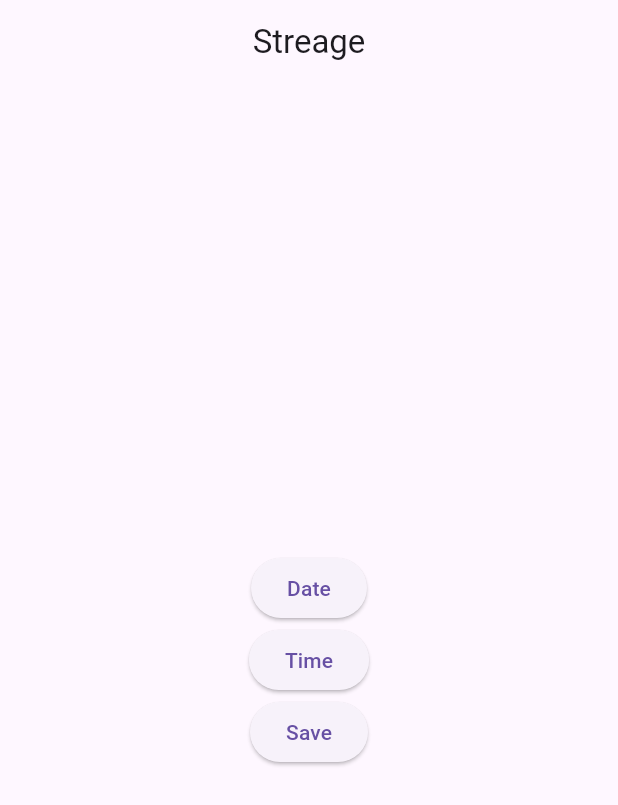
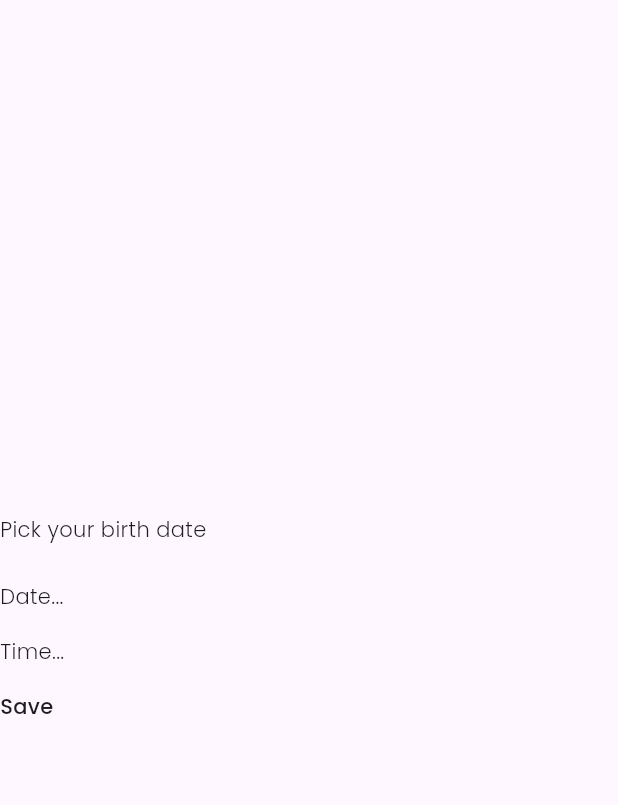
Before and after one commit to yayahc/streage, a Flutter app: the AgeForm screen opened by its route, after a tap on "Date", on a phone screen of 412 x 824 dp. Shown: the top 805 px of the screen. Run offline on Flutter 3.47's test engine with Material 3 defaults, Android fonts, the light colour scheme and no system bars; our stand-ins replace bloc, dartz, equatable, flutter_bloc, flutter_screenutil, gap and 5 more; missing offline and left inert: flutter_rounded_date_picker; accounts and stored records are empty; generated files the repository leaves out were written again.

Commit message:
start ui

```diff
--- /dev/null
+++ b/lib/core/extension/string_extension.dart
@@ -0,0 +1,26 @@
+import 'package:flutter/material.dart';
+import 'package:streage/core/ui/theme/typo/i_app_typography.dart';
+import 'package:streage/di.dart';
+
+extension StringExtension on String {
+  Text light() {
+    return Text(
+      this,
+      style: locator.get<IAppTypography>().light,
+    );
+  }
+
+  Text regular() {
+    return Text(
+      this,
+      style: locator.get<IAppTypography>().regular,
+    );
+  }
+
+  Text medium() {
+    return Text(
+      this,
+      style: locator.get<IAppTypography>().medium,
+    );
+  }
+}
--- /dev/null
+++ b/lib/features/age/presentation/screens/age_form.dart
@@ -0,0 +1,130 @@
+import 'package:flutter/material.dart';
+import 'package:flutter_rounded_date_picker/flutter_rounded_date_picker.dart';
+import 'package:go_router/go_router.dart';
+import 'package:intl/intl.dart';
+import 'package:streage/core/extension/context_extension.dart';
+import 'package:streage/core/extension/string_extension.dart';
+import 'package:streage/di.dart';
+import 'package:streage/features/age/presentation/cubit/age_cubit.dart';
+import 'package:streage/features/age/presentation/screens/home_screen.dart';
+import 'package:streage/router.dart';
+
+/// [TODO] Get inputs and save them to isarDB
+class AgeForm extends StatefulWidget {
+  const AgeForm({super.key});
+
+  @override
+  State<AgeForm> createState() => _AgeFormState();
+}
+
+class _AgeFormState extends State<AgeForm> {
+  final ValueNotifier<DateTime?> _dateNotifier = ValueNotifier(null);
+  final ValueNotifier<TimeOfDay?> _timeNotifier = ValueNotifier(null);
+
+  @override
+  void initState() {
+    super.initState();
+  }
+
+  @override
+  void dispose() {
+    _dateNotifier.dispose();
+    _timeNotifier.dispose();
+    super.dispose();
+  }
+
+  @override
+  Widget build(BuildContext context) {
+    return Scaffold(
+      body: Center(
+        child: Column(
+          mainAxisAlignment: MainAxisAlignment.center,
+          crossAxisAlignment: CrossAxisAlignment.start,
+          children: [
+            "Pick your birth date".light(),
+            context.gaps.small,
+            _buildDate(context),
+            context.gaps.large,
+            _buildTime(context),
+            context.gaps.large,
+            _buildSave(context),
+          ],
+        ),
+      ),
+    );
+  }
+
+  Future<void> _showDatePicker(BuildContext context) async {
+    DateTime? newDateTime = await showRoundedDatePicker(
+      context: context,
+      initialDate: DateTime.now(),
+      firstDate: DateTime(DateTime.now().year - 100),
+      lastDate: DateTime(DateTime.now().year + 10),
+      borderRadius: 16,
+    );
+    _dateNotifier.value = newDateTime;
+  }
+
+  Future<void> _showTimePicker(BuildContext context) async {
+    final timePicked = await showRoundedTimePicker(
+      context: context,
+      initialTime: TimeOfDay.now(),
+    );
+    _timeNotifier.value = timePicked;
+  }
+
+  Widget _buildDate(BuildContext context) {
+    return Row(
+      children: [
+        InkWell(
+          onTap: () => _showDatePicker(context),
+          child: "Date".light(),
+        ),
+        ListenableBuilder(
+            listenable: _dateNotifier,
+            builder: (context, _) {
+              if (_dateNotifier.value == null) {
+                return "...".light();
+              }
+              return DateFormat.yMd("dd-MM-yyyy")
+                  .format(_dateNotifier.value!)
+                  .light();
+            }),
+      ],
+    );
+  }
+
+  Widget _buildTime(BuildContext context) {
+    return Row(
+      children: [
+        InkWell(
+          onTap: () => _showTimePicker(context),
+          child: "Time".light(),
+        ),
+        ListenableBuilder(
+          listenable: _timeNotifier,
+          builder: (context, _) {
+            if (_timeNotifier.value == null) {
+              return "...".light();
+            }
+            return _timeNotifier.value.toString().light();
+          },
+        )
+      ],
+    );
+  }
+
+  Widget _buildSave(BuildContext context) {
+    return InkWell(
+      onTap: () async {
+        if (_dateNotifier.value == null || _timeNotifier.value == null) {
+          context.showSnackBar("Date or Time should not be null");
+        } else {
+          final cubit = locator.get<AgeCubit>();
+          await cubit.createAge(_dateNotifier.value, _timeNotifier.value);
+        }
+      },
+      child: "Save".medium(),
+    );
+  }
+}
--- a/lib/features/age/presentation/screens/date_form.dart
+++ /dev/null
@@ -1,104 +0,0 @@
-import 'package:flutter/material.dart';
-import 'package:flutter_bloc/flutter_bloc.dart';
-import 'package:flutter_rounded_date_picker/flutter_rounded_date_picker.dart';
-import 'package:streage/core/extension/context_extension.dart';
-import 'package:streage/di.dart';
-import 'package:streage/features/age/presentation/cubit/age_cubit.dart';
-import 'package:streage/features/age/presentation/screens/home_screen.dart';
-
-/// [TODO] get inputs and save them to isarDB
-class AgeForm extends StatefulWidget {
-  const AgeForm({super.key});
-
-  @override
-  State<AgeForm> createState() => _AgeFormState();
-}
-
-class _AgeFormState extends State<AgeForm> {
-  late DateTime? date;
-  late TimeOfDay? time;
-
-  @override
-  void initState() {
-    super.initState();
-    date = null;
-    time = null;
-  }
-
-  @override
-  void dispose() {
-    super.dispose();
-  }
-
-  @override
-  Widget build(BuildContext context) {
-    return Scaffold(
-      appBar: AppBar(
-        title: const Text('Streage'),
-        centerTitle: true,
-      ),
-      body: Center(
-        child: Column(
-          mainAxisAlignment: MainAxisAlignment.center,
-          children: [
-            ElevatedButton(
-                onPressed: () async {
-                  final ndate = await _showDatePicker(context);
-                  setState(() {
-                    date = ndate;
-                  });
-                },
-                child: const Text('Date')),
-            ElevatedButton(
-                onPressed: () async {
-                  final ntime = await _showTimePicker(context);
-                  setState(() {
-                    time = ntime;
-                  });
-                },
-                child: const Text('Time')),
-            ElevatedButton(
-                onPressed: () {
-                  if (date == null || time == null) {
-                    context.showSnackBar("Date or Time should not be null");
-                  } else {
-                    _ready(context);
-                  }
-                },
-                child: const Text('Save'))
-          ],
-        ),
-      ),
-    );
-  }
-
-  Future<DateTime?> _showDatePicker(BuildContext context) async {
-    DateTime? newDateTime = await showRoundedDatePicker(
-      context: context,
-      initialDate: DateTime.now(),
-      firstDate: DateTime(DateTime.now().year - 100),
-      lastDate: DateTime(DateTime.now().year + 10),
-      borderRadius: 16,
-    );
-    return newDateTime;
-  }
-
-  Future<TimeOfDay?> _showTimePicker(BuildContext context) async {
-    final timePicked = await showRoundedTimePicker(
-      context: context,
-      initialTime: TimeOfDay.now(),
-    );
-    return timePicked;
-  }
-
-  void _ready(BuildContext context) async {
-    final cubit = locator.get<AgeCubit>();
-    await cubit.createAge(date, time);
-    // ignore: use_build_context_synchronously
-    Navigator.push(
-        context,
-        MaterialPageRoute(
-          builder: (context) => const HomeScreen(),
-        ));
-  }
-}
--- a/lib/features/age/presentation/screens/home_screen.dart
+++ b/lib/features/age/presentation/screens/home_screen.dart
@@ -2,13 +2,11 @@ import 'dart:async';
 
 import 'package:flutter/material.dart';
 import 'package:flutter_bloc/flutter_bloc.dart';
-import 'package:streage/core/extension/context_extension.dart';
 import 'package:streage/di.dart';
 import 'package:streage/features/age/domain/models/age_model.dart';
-import 'package:streage/features/age/domain/models/entities/age.dart';
 import 'package:streage/features/age/presentation/cubit/age_cubit.dart';
 import 'package:streage/features/age/presentation/cubit/age_state.dart';
-import 'package:streage/features/age/presentation/screens/date_form.dart';
+import 'package:streage/features/age/presentation/screens/age_form.dart';
 
 class HomeScreen extends StatefulWidget {
   const HomeScreen({super.key});
--- a/lib/main.dart
+++ b/lib/main.dart
@@ -1,8 +1,5 @@
 import 'dart:async';
 import 'package:flutter/material.dart';
-import 'package:streage/features/age/presentation/screens/date_form.dart';
-import 'package:streage/features/age/presentation/screens/home_screen.dart';
-import 'package:streage/core/services/isar/isar_service.dart';
 import 'package:streage/root.dart';
 import 'di.dart';
 
--- a/lib/router.dart
+++ b/lib/router.dart
@@ -1,6 +1,6 @@
 import 'package:flutter/widgets.dart';
 import 'package:go_router/go_router.dart';
-import 'package:streage/features/age/presentation/screens/date_form.dart';
+import 'package:streage/features/age/presentation/screens/age_form.dart';
 import 'package:streage/features/age/presentation/screens/home_screen.dart';
 
 final GlobalKey<NavigatorState> navKey = GlobalKey<NavigatorState>();
```
Also changed, not shown: lib/core/extension/context_extension.dart (+9 -0 lines), lib/core/ui/theme/color/default_app_color.dart (added, +23 -0 lines), lib/core/ui/theme/color/i_app_color.dart (added, +8 -0 lines), lib/core/ui/theme/size/default_app_size.dart (added, +16 -0 lines), lib/core/ui/theme/size/i_app_size.dart (added, +7 -0 lines), lib/core/ui/theme/typo/default_app_typography.dart (added, +27 -0 lines), lib/core/ui/theme/typo/i_app_typography.dart (added, +7 -0 lines), lib/features/age/presentation/cubit/age_cubit.dart (+9 -5 lines), lib/root.dart (+12 -11 lines), pubspec.yaml (+6 -2 lines), lib/di.config.dart, pubspec.lock.
